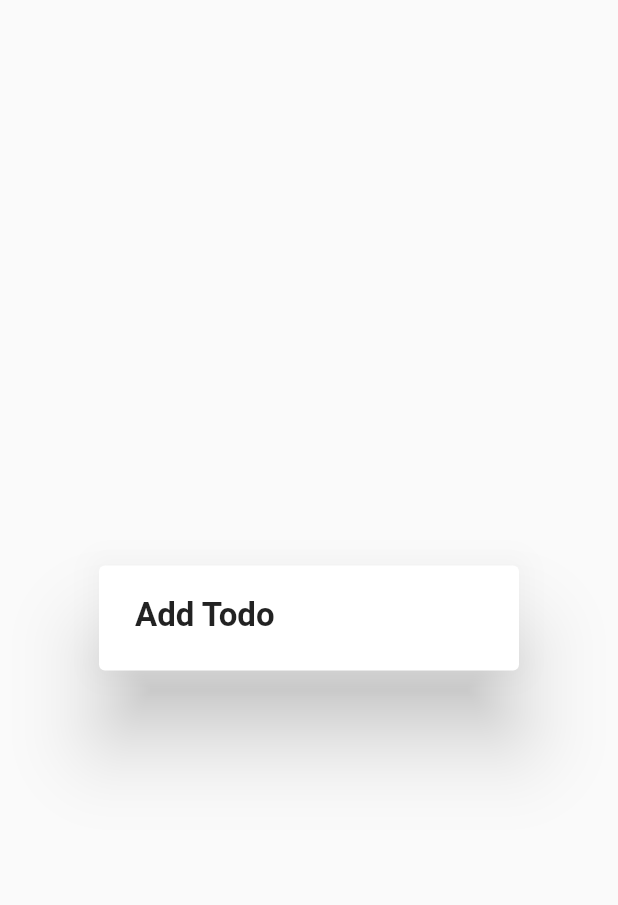
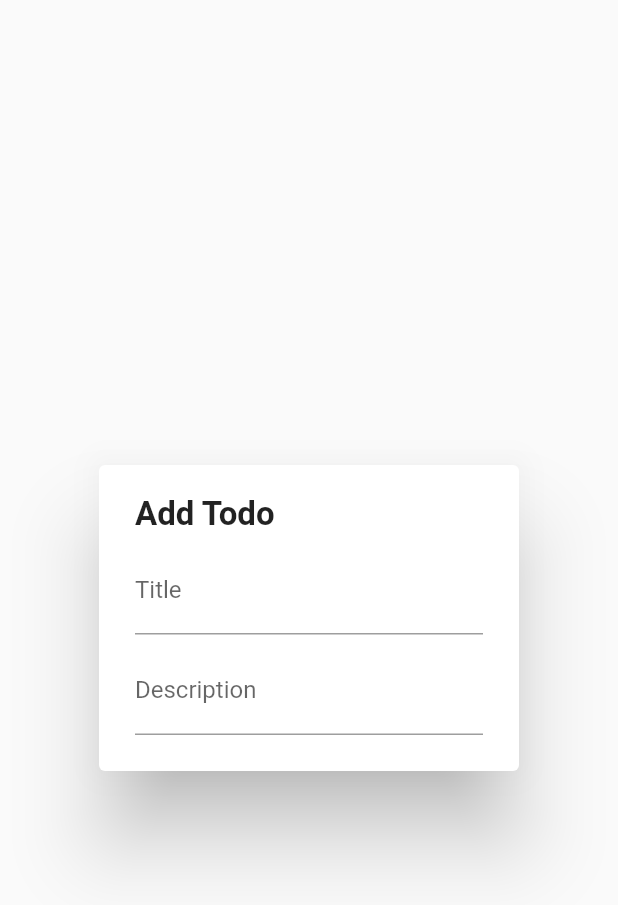
Before and after one commit to Isaaca11222/to_do_list, a Flutter app: the AddTodoDialogWidget widget shown alone on an empty page, opened directly, on a phone screen of 412 x 824 dp. Shown: the top 905 px of the screen. Run offline on Flutter 3.47's test engine with Material 2 defaults, Android fonts, the phone set to English and light mode, and no system bars.

Commit message:
Add Todo Form Widget

```diff
--- a/lib/widget/add_todo.dart
+++ b/lib/widget/add_todo.dart
@@ -1,4 +1,5 @@
 import 'package:flutter/material.dart';
+import 'package:to_do_list/widget/todo_form_widget.dart';
 
 class AddTodoDialogWidget extends StatefulWidget {
   const AddTodoDialogWidget({
@@ -10,7 +11,6 @@ class AddTodoDialogWidget extends StatefulWidget {
 }
 
 class _AddTodoDialogWidgetState extends State<AddTodoDialogWidget> {
-  final _formKey = GlobalKey<FormState>();
   String title = "";
   String description = '';
 
@@ -19,14 +19,21 @@ class _AddTodoDialogWidgetState extends State<AddTodoDialogWidget> {
         content: Column(
           mainAxisSize: MainAxisSize.min,
           crossAxisAlignment: CrossAxisAlignment.start,
-          children: const [
-            Text(
+          children: [
+            const Text(
               'Add Todo',
               style: TextStyle(
                 fontWeight: FontWeight.bold,
                 fontSize: 22,
               ),
             ),
+            const SizedBox(height: 8),
+            TodoFormWidget(
+              onChangedTitle: (title) => setState(() => this.title = title),
+              onChangedDescription: (description) =>
+                  setState(() => this.description = description),
+              onSavedTodo: () {},
+            ),
           ],
         ),
       );
--- /dev/null
+++ b/lib/widget/todo_form_widget.dart
@@ -0,0 +1,62 @@
+import 'package:flutter/material.dart';
+
+class TodoFormWidget extends StatelessWidget {
+  final String title;
+  final String description;
+  final ValueChanged<String> onChangedTitle;
+  final ValueChanged<String> onChangedDescription;
+  final VoidCallback onSavedTodo;
+
+  const TodoFormWidget({
+    Key? key,
+    this.title = '',
+    this.description = '',
+    required this.onChangedTitle,
+    required this.onChangedDescription,
+    required this.onSavedTodo,
+  }) : super(key: key);
+
+  @override
+  Widget build(BuildContext context) => SingleChildScrollView(
+        child: Column(
+          mainAxisSize: MainAxisSize.min,
+          children: [
+            buildTitle(),
+            SizedBox(height: 8),
+            buildDescription(),
+          ],
+        ),
+      );
+
+  Widget buildTitle() => TextFormField(
+        maxLines: 1,
+        initialValue: title,
+        onChanged: onChangedTitle,
+        validator: (title) {
+          if (title!.isEmpty) {
+            return 'The title can not be empty';
+          }
+          return null;
+        },
+        decoration: const InputDecoration(
+          border: UnderlineInputBorder(),
+          labelText: 'Title',
+        ),
+      );
+
+  Widget buildDescription() => TextFormField(
+        maxLines: 1,
+        initialValue: title,
+        onChanged: onChangedTitle,
+        validator: (title) {
+          if (title!.isEmpty) {
+            return 'The title can not be empty';
+          }
+          return null;
+        },
+        decoration: const InputDecoration(
+          border: UnderlineInputBorder(),
+          labelText: 'Description',
+        ),
+      );
+}
```
